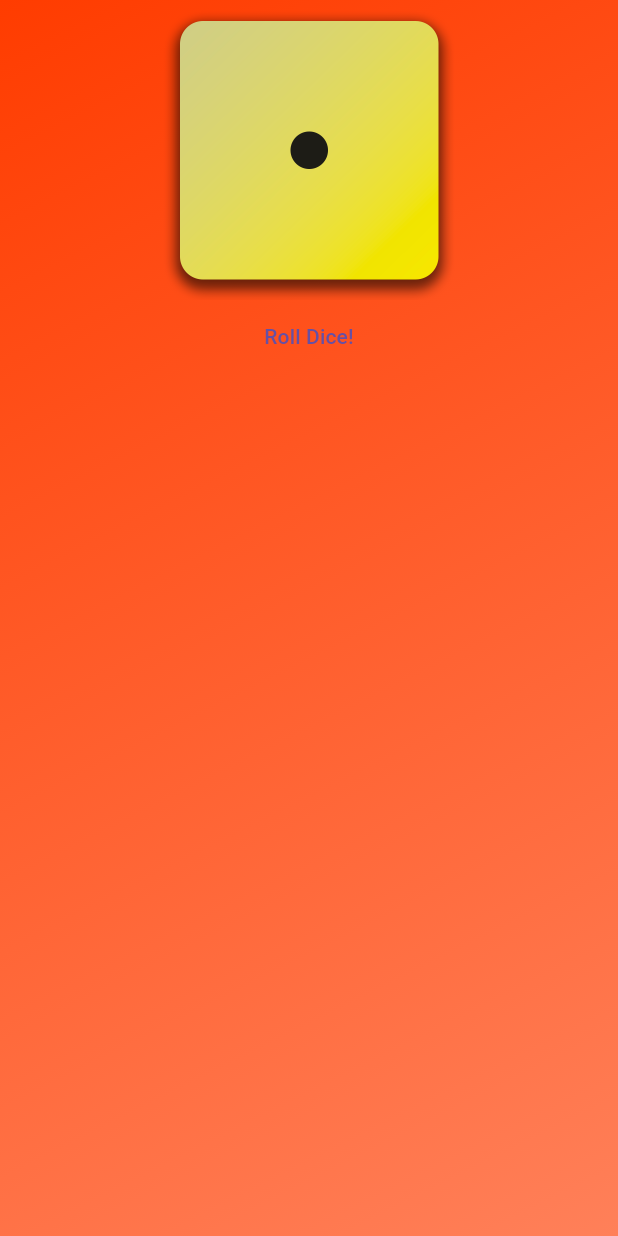
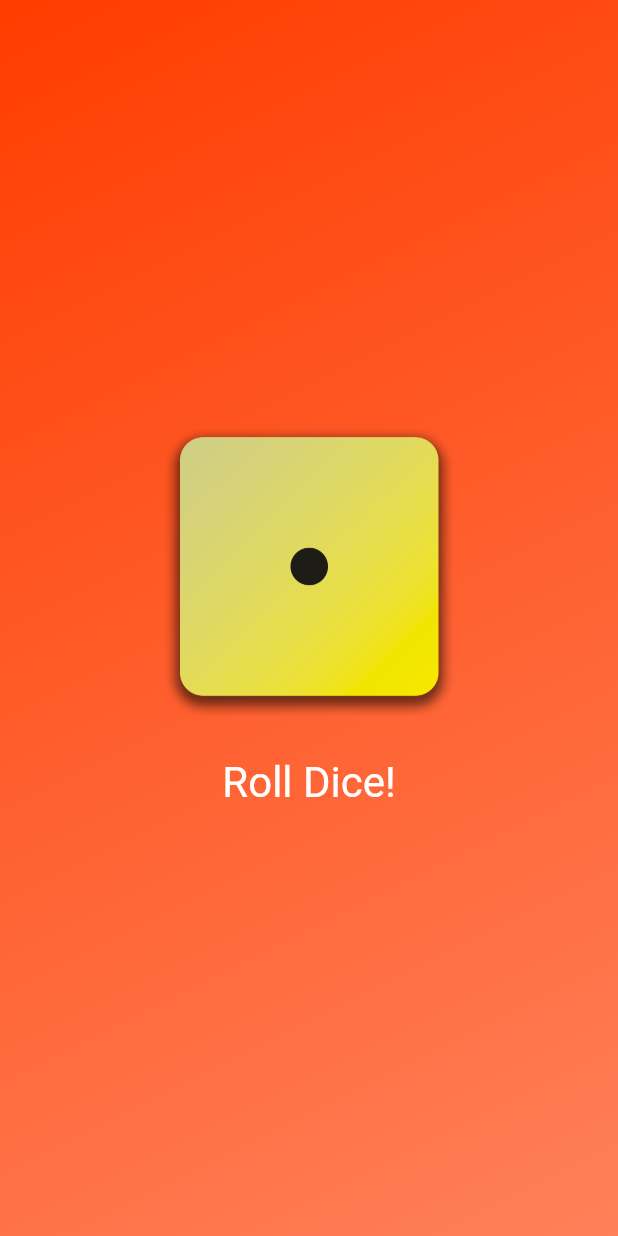
Before and after one commit to kronquistea/Flutter-Dice-Roll-App, a Flutter app: the screen it shows after launch, on a phone screen of 412 x 824 dp. Run offline on Flutter 3.47's test engine with Material 3 defaults, Android fonts, the phone set to English and light mode, and no system bars.

Commit message:
End Lecture 48

```diff
--- a/lib/gradient_container.dart
+++ b/lib/gradient_container.dart
@@ -35,13 +35,27 @@ class GradientContainer extends StatelessWidget {
         ),
       ),
       child: Center(
-        child: Column(children: [
+        child: Column(
+          mainAxisSize: MainAxisSize.min,
+          children: [
             Image.asset(
               'assets/images/dice-1.png',
               width: 200,
             ),
+            const SizedBox(
+              height: 20,
+            ),
             TextButton(
               onPressed: rollDice,
+              style: TextButton.styleFrom(
+                // padding: const EdgeInsets.only(
+                //   top: 20,
+                // ),
+                foregroundColor: Colors.white,
+                textStyle: const TextStyle(
+                  fontSize: 28,
+                ),
+              ),
               child: const Text('Roll Dice!'),
             ),
           ],
```
